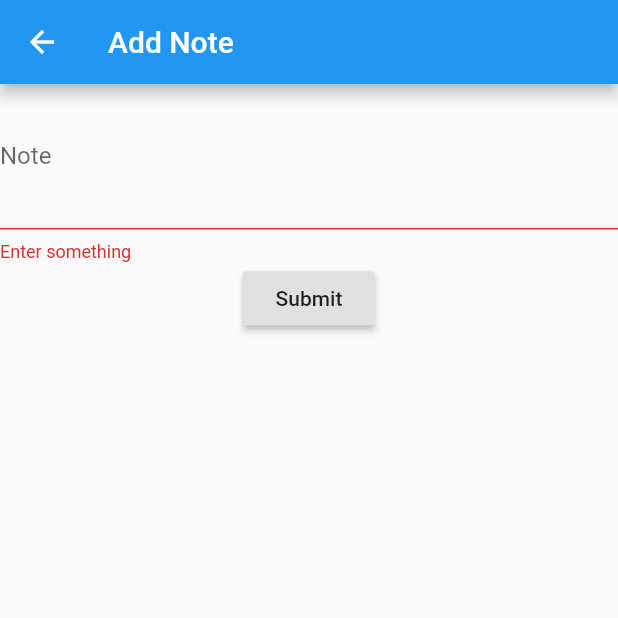
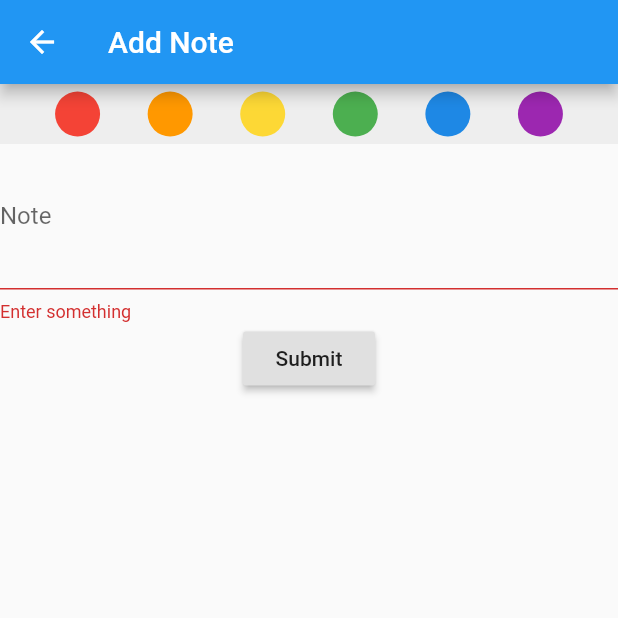
Before and after one commit to nisc2002/NotesApp, a Flutter app: the AddNotePage screen opened directly, after a tap on "Submit", on a phone screen of 412 x 824 dp, the top half of it. Run offline on Flutter 3.47's test engine with Material 2 defaults, Android fonts, the phone set to English and light mode, and no system bars; our stand-ins replace bloc, equatable, flutter_bloc, get_it, sqflite; accounts and stored records are empty.

Commit message:
border for selected color, select color for new note

```diff
--- a/lib/features/notes/presentation/bloc/note_bloc.dart
+++ b/lib/features/notes/presentation/bloc/note_bloc.dart
@@ -37,7 +37,7 @@ class NoteBloc extends Bloc<NoteEvent, NoteState> {
       try {
         final List<Note> notes = await getNotes();
         if (notes.isNotEmpty) {
-          yield Loaded(notes: notes);
+          yield Loaded(notes: notes, selected: null);
         } else {
           yield Empty();
         }
@@ -48,9 +48,9 @@ class NoteBloc extends Bloc<NoteEvent, NoteState> {
       try {
         final List<Note> notes = await getNotesByColor(event.color);
         if (notes.isNotEmpty) {
-          yield Loaded(notes: notes);
+          yield Loaded(notes: notes, selected: event.color);
         } else {
-          yield Empty();
+          yield Empty(selected: event.color);
         }
       } on StorageFailure {
         yield Error(message: "Storage Failure");
--- a/lib/features/notes/presentation/bloc/note_state.dart
+++ b/lib/features/notes/presentation/bloc/note_state.dart
@@ -10,6 +10,9 @@ class Initial extends NoteState {
 }
 
 class Empty extends NoteState {
+  final Color selected;
+  Empty({this.selected});
+
   @override
   List<Object> get props => [];
 }
@@ -21,7 +24,8 @@ class Loading extends NoteState {
 
 class Loaded extends NoteState {
   final List<Note> notes;
-  Loaded({this.notes});
+  final Color selected;
+  Loaded({@required this.notes, @required this.selected});
 
   @override
   List<Object> get props => [notes];
--- a/lib/features/notes/presentation/pages/add_note_page.dart
+++ b/lib/features/notes/presentation/pages/add_note_page.dart
@@ -1,14 +1,44 @@
 import 'package:flutter/material.dart';
 import 'package:flutter_bloc/flutter_bloc.dart';
+import 'package:note_app/features/notes/presentation/widgets/color_bar_widget.dart';
 
 import '../../../../injection_container.dart';
 import '../../domain/entities/note.dart';
 import '../bloc/note_bloc.dart';
 import '../bloc/note_bloc.dart';
 
-class AddNotePage extends StatelessWidget {
+class AddNotePage extends StatefulWidget {
   static final _formKey = GlobalKey<FormState>();
+
+  @override
+  _AddNotePageState createState() => _AddNotePageState();
+}
+
+class _AddNotePageState extends State<AddNotePage> {
   String txtNote;
+  Color selected;
+
+  void selectColor(Color color) {
+    setState(() {
+      selected = color;
+    });
+  }
+
+  void submitNote(NoteBloc bloc) {
+    if (AddNotePage._formKey.currentState.validate()) {
+      AddNotePage._formKey.currentState.save();
+      bloc.add(
+        AddNoteEvent(
+          Note(
+            text: txtNote,
+            color: selected,
+            date: DateTime.now(),
+          ),
+        ),
+      );
+      Navigator.of(context).pop();
+    }
+  }
 
   @override
   Widget build(BuildContext context) {
@@ -17,10 +47,12 @@ class AddNotePage extends StatelessWidget {
       appBar: AppBar(
         title: Text("Add Note"),
       ),
+      backgroundColor: selected ?? Theme.of(context).scaffoldBackgroundColor,
       body: Form(
-        key: _formKey,
+        key: AddNotePage._formKey,
         child: Column(
           children: <Widget>[
+            ColorSelectWidget(selectColor),
             TextFormField(
               decoration: InputDecoration(labelText: "Note"),
               keyboardType: TextInputType.multiline,
@@ -38,19 +70,7 @@ class AddNotePage extends StatelessWidget {
             RaisedButton(
               child: Text("Submit"),
               onPressed: () {
-                if (_formKey.currentState.validate()) {
-                  _formKey.currentState.save();
-                  bloc.add(
-                    AddNoteEvent(
-                      Note(
-                        text: txtNote,
-                        color: Colors.green,
-                        date: DateTime.now(),
-                      ),
-                    ),
-                  );
-                  Navigator.of(context).pop();
-                }
+                submitNote(bloc);
               },
             ),
           ],
--- /dev/null
+++ b/lib/features/notes/presentation/widgets/color_bar_widget.dart
@@ -0,0 +1,83 @@
+import 'package:flutter/material.dart';
+import 'package:flutter_bloc/flutter_bloc.dart';
+import 'package:note_app/features/notes/presentation/bloc/note_bloc.dart';
+
+class ColorBarWidget extends StatelessWidget {
+  final Function onTap;
+  final Color selectedColor;
+
+  ColorBarWidget({this.onTap, this.selectedColor});
+
+  List<Color> colors = [
+    Colors.red,
+    Colors.orange,
+    Colors.yellow[600],
+    Colors.green,
+    Colors.blue[600],
+    Colors.purple,
+  ];
+
+  @override
+  Widget build(BuildContext context) {
+    return Container(
+      padding: EdgeInsets.all(5),
+      color: Colors.grey[200],
+      child: Row(
+        mainAxisAlignment: MainAxisAlignment.spaceEvenly,
+        children: List.generate(colors.length, (index) {
+          return colorButton(colors[index], selectedColor, context, onTap);
+        }),
+      ),
+    );
+  }
+
+  Widget colorButton(
+      Color color, Color selected, BuildContext context, Function onTap) {
+    return InkWell(
+        //customBorder: Border.all(color: Colors.black, width: 2),
+        /*borderRadius: BorderRadius.circular(15),*/
+        child: Container(
+          decoration: selected == color
+              ? BoxDecoration(
+                  border: Border.all(color: Colors.black, width: 2),
+                  shape: BoxShape.circle)
+              : null,
+          child: CircleAvatar(
+            backgroundColor: color,
+            radius: 15,
+          ),
+        ),
+        onTap: () {
+          onTap(color);
+          /*print("${color.toString()}");
+          BlocProvider.of<NoteBloc>(context).add(GetNotesByColorEvent(color));*/
+        });
+  }
+}
+
+class ColorSearchWidget extends StatelessWidget {
+  final Color selected;
+  ColorSearchWidget({this.selected});
+
+  @override
+  Widget build(BuildContext context) {
+    return ColorBarWidget(
+      onTap: (color) {
+        BlocProvider.of<NoteBloc>(context).add(GetNotesByColorEvent(color));
+      },
+      selectedColor: selected,
+    );
+  }
+}
+
+class ColorSelectWidget extends StatelessWidget {
+  final Function select;
+  ColorSelectWidget(this.select);
+
+  @override
+  Widget build(BuildContext context) {
+    return ColorBarWidget(
+      onTap: select,
+    );
+  }
+}
```
Also changed, not shown: lib/features/notes/presentation/pages/note_page.dart (+9 -7 lines), lib/features/notes/presentation/widgets/color_search_widget.dart (deleted, +0 -38 lines).
